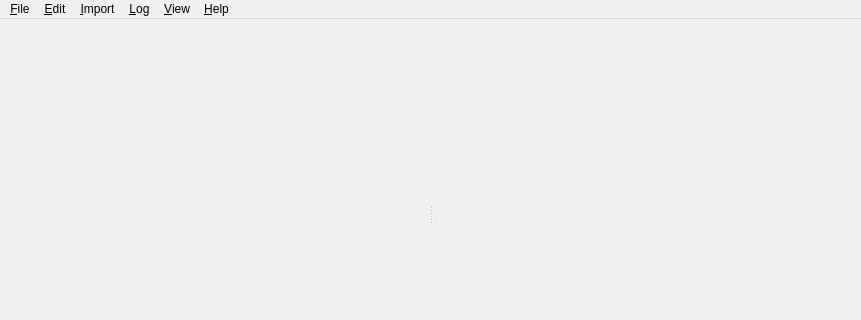
This is qt-ui/mainwindow.ui in subsurface/subsurface as Qt 5 draws it before an edit; both pictures show x 0 to 861 and y 0 to 320 of the 861 by 800 pixel window. The edited form follows.
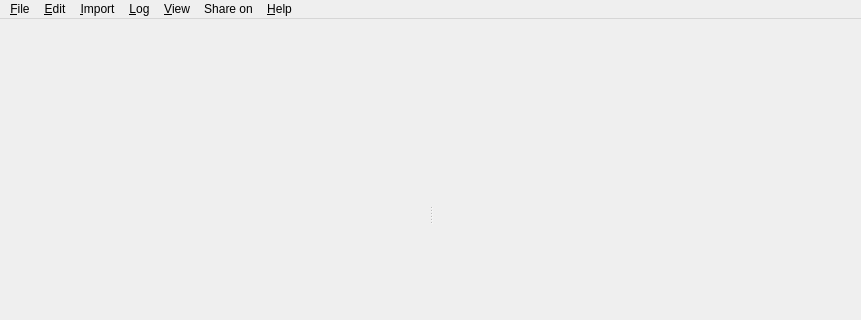
This is the edited form. Icons and pictures are not drawn. Custom widgets are drawn as their Qt base class.

Diff of the .ui file:
```diff
--- a/qt-ui/mainwindow.ui
+++ b/qt-ui/mainwindow.ui
@@ -62,7 +62,7 @@
      <x>0</x>
      <y>0</y>
      <width>861</width>
-     <height>29</height>
+     <height>23</height>
     </rect>
    </property>
    <widget class="QMenu" name="menuFile">
@@ -146,11 +146,19 @@
      <string>&amp;Edit</string>
     </property>
    </widget>
+   <widget class="QMenu" name="menuShare_on">
+    <property name="title">
+     <string>Share on</string>
+    </property>
+    <addaction name="separator"/>
+    <addaction name="actionFacebook"/>
+   </widget>
    <addaction name="menuFile"/>
    <addaction name="menu_Edit"/>
    <addaction name="menuImport"/>
    <addaction name="menuLog"/>
    <addaction name="menuView"/>
+   <addaction name="menuShare_on"/>
    <addaction name="menuHelp"/>
   </widget>
   <action name="actionNew">
```
Left out of the diff: 16 changed lines with no effect on the pictures.
